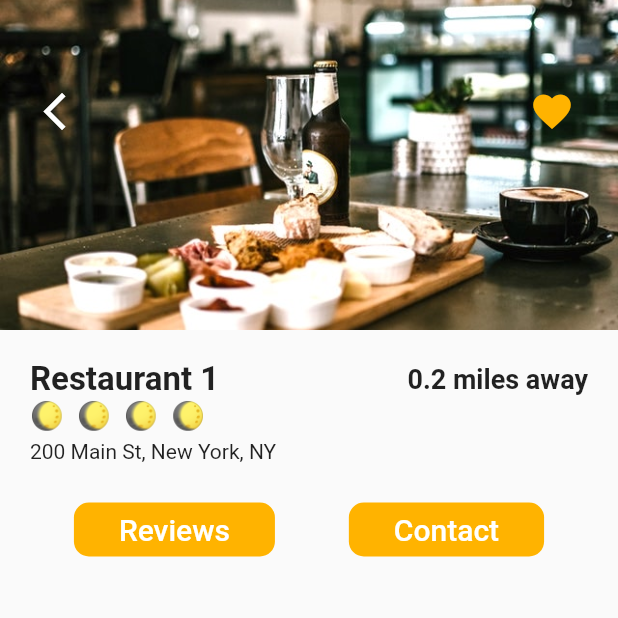
After one commit to awajidm/dumbfood, a Flutter app: the screen it shows after launch, after a tap on "Restaurant 1", on a phone screen of 412 x 824 dp, the top half of it. The commit adds this screen. Run offline on Flutter 3.47's test engine with Material 2 defaults, Android fonts, the phone set to English and light mode, and no system bars.

Commit message:
added navigation to the restaruent screen with hero image animation also displayed the restaurent info

```diff
--- a/lib/screens/home_screen.dart
+++ b/lib/screens/home_screen.dart
@@ -1,6 +1,7 @@
 import 'package:flutter/material.dart';
 import 'package:flutter_food_delivery_ui/data/data.dart';
 import 'package:flutter_food_delivery_ui/models/restaurant.dart';
+import 'package:flutter_food_delivery_ui/screens/resturant_screen.dart';
 import 'package:flutter_food_delivery_ui/widgets/recent_orders.dart';
 
 import '../widgets/rating_stars.dart';
@@ -16,7 +17,12 @@ class _HomeScreenState extends State<HomeScreen> {
 
     restaurants.forEach((Restaurant restaurant) {
       restaurantList.add(
-        Container(
+        GestureDetector(
+          onTap: (() => Navigator.push(
+              context,
+              MaterialPageRoute(
+                  builder: (_) => RestaurantScreen(restaurant: restaurant)))),
+          child: Container(
             margin: EdgeInsets.symmetric(horizontal: 20.0, vertical: 10.0),
             decoration: BoxDecoration(
               color: Colors.white,
@@ -27,11 +33,14 @@ class _HomeScreenState extends State<HomeScreen> {
               children: <Widget>[
                 ClipRRect(
                   borderRadius: BorderRadius.circular(15.0),
+                  child: Hero(
+                    tag: restaurant.imageUrl,
                     child: Image(
                       image: AssetImage(restaurant.imageUrl),
                       height: 150.0,
                       width: 150.0,
                       fit: BoxFit.cover,
+                    ),
                   ),
                 ),
                 Container(
@@ -46,13 +55,16 @@ class _HomeScreenState extends State<HomeScreen> {
                               fontWeight: FontWeight.bold,
                             ),
                             overflow: TextOverflow.ellipsis),
+                        SizedBox(height: 4.0),
                         RatingStars(restaurant.rating),
+                        SizedBox(height: 4.0),
                         Text(restaurant.address,
                             style: TextStyle(
                               fontSize: 16.0,
                               fontWeight: FontWeight.w600,
                             ),
                             overflow: TextOverflow.ellipsis),
+                        SizedBox(height: 4.0),
                         Text("0.2 miles away",
                             style: TextStyle(
                               fontSize: 16.0,
@@ -62,6 +74,7 @@ class _HomeScreenState extends State<HomeScreen> {
                       ]),
                 ),
               ],
+            ),
           ),
         ),
       );
--- /dev/null
+++ b/lib/screens/resturant_screen.dart
@@ -0,0 +1,125 @@
+import 'package:flutter/material.dart';
+import 'package:flutter_food_delivery_ui/data/data.dart';
+import 'package:flutter_food_delivery_ui/models/restaurant.dart';
+import 'package:flutter_food_delivery_ui/widgets/rating_stars.dart';
+
+class RestaurantScreen extends StatefulWidget {
+  final Restaurant restaurant;
+
+  RestaurantScreen({this.restaurant});
+
+  @override
+  _RestaurantScreenState createState() => _RestaurantScreenState();
+}
+
+class _RestaurantScreenState extends State<RestaurantScreen> {
+  @override
+  Widget build(BuildContext context) {
+    return Scaffold(
+      body: Column(
+        children: <Widget>[
+          Stack(
+            children: <Widget>[
+              Hero(
+                tag: widget.restaurant.imageUrl,
+                child: Image(
+                  height: 220.0,
+                  width: MediaQuery.of(context).size.width,
+                  image: AssetImage(widget.restaurant.imageUrl),
+                  fit: BoxFit.cover,
+                ),
+              ),
+              Padding(
+                padding: EdgeInsets.symmetric(horizontal: 20.0, vertical: 50.0),
+                child: Row(
+                  mainAxisAlignment: MainAxisAlignment.spaceBetween,
+                  children: <Widget>[
+                    IconButton(
+                      onPressed: () => Navigator.pop(context),
+                      icon: Icon(Icons.arrow_back_ios),
+                      color: Colors.white,
+                      iconSize: 30.0,
+                    ),
+                    IconButton(
+                      onPressed: () {},
+                      icon: Icon(Icons.favorite),
+                      color: Theme.of(context).primaryColor,
+                      iconSize: 30.0,
+                    ),
+                  ],
+                ),
+              ),
+            ],
+          ),
+          Padding(
+            padding: EdgeInsets.all(20.0),
+            child: Column(
+              crossAxisAlignment: CrossAxisAlignment.start,
+              children: <Widget>[
+                Row(
+                  mainAxisAlignment: MainAxisAlignment.spaceBetween,
+                  children: <Widget>[
+                    Text(
+                      widget.restaurant.name,
+                      style: TextStyle(
+                        fontSize: 22.0,
+                        fontWeight: FontWeight.w600,
+                      ),
+                    ),
+                    Text(
+                      "0.2 miles away",
+                      style: TextStyle(
+                        fontSize: 18.0,
+                        fontWeight: FontWeight.w600,
+                      ),
+                    ),
+                  ],
+                ),
+                RatingStars(widget.restaurant.rating),
+                SizedBox(height: 6.0,),
+                Text(widget.restaurant.address)
+              ],
+            ),
+          ),
+          Row(
+            mainAxisAlignment: MainAxisAlignment.spaceEvenly,
+            children: <Widget>[
+              // ignore: deprecated_member_use
+              FlatButton(
+                padding: EdgeInsets.symmetric(horizontal: 30.0),
+                color: Theme.of(context).primaryColor,
+                shape: RoundedRectangleBorder(
+                  borderRadius: BorderRadius.circular(10.0)
+                ),
+                onPressed: () {},
+                child: Text(
+                  "Reviews",
+                  style: TextStyle(
+                    color: Colors.white,
+                    fontSize: 20.0,
+                  ),
+                ),
+              ),
+              // ignore: deprecated_member_use
+              FlatButton(
+                padding: EdgeInsets.symmetric(horizontal: 30.0),
+                color: Theme.of(context).primaryColor,
+                shape: RoundedRectangleBorder(
+                  borderRadius: BorderRadius.circular(10.0)
+                ),
+                onPressed: () {},
+                child: Text(
+                  "Contact",
+                  style: TextStyle(
+                    color: Colors.white,
+                    fontSize: 20.0,
+                  ),
+                ),
+              ),
+            ],
+          ),
+        ],
+      ),
+    );
+  }
+}
```
Lines whose indentation alone changed are shown as unchanged.
